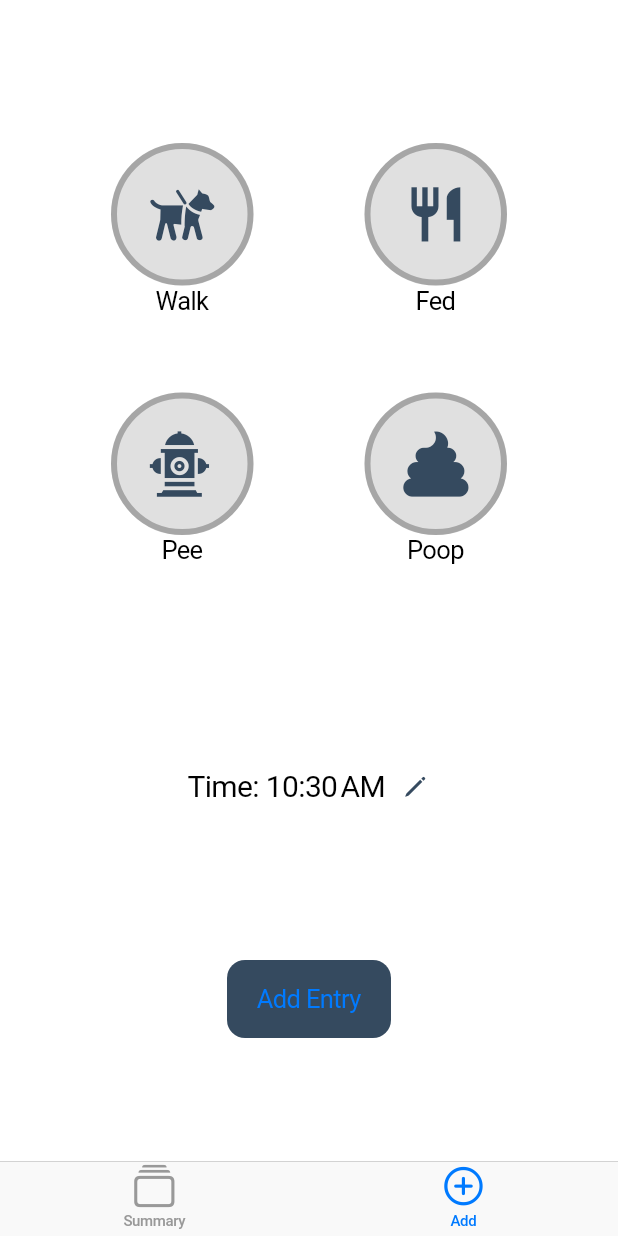
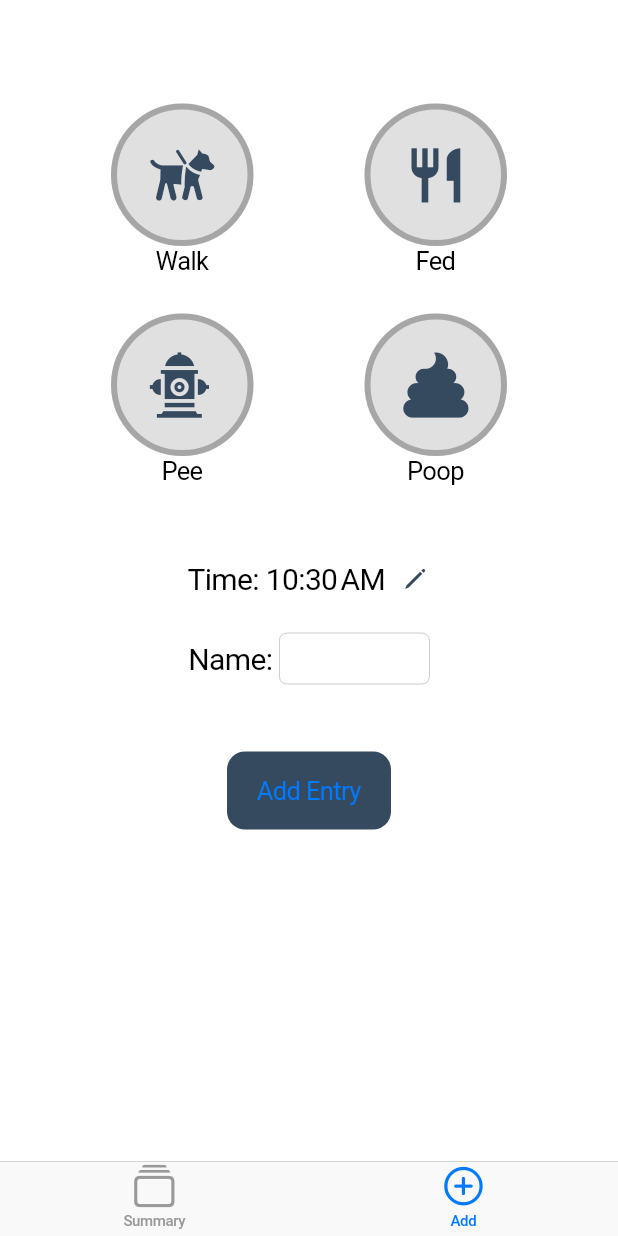
Before and after one commit to michaelpropp18/DaisyApp, a Flutter app: the screen it shows after launch, item 2 of the bottom bar chosen, on a phone screen of 412 x 824 dp. Run offline on Flutter 3.47's test engine with Material 2 defaults, Android fonts, the phone set to English and light mode, and no system bars; network calls fail.

```diff
--- a/lib/models/activities.dart
+++ b/lib/models/activities.dart
@@ -17,7 +17,7 @@ class Activities with ChangeNotifier {
     _items.sort((a, b) => b.dateTime.compareTo(a.dateTime));
   }
 
-  Future<void> addItem(String type, DateTime entryTime) async {
+  Future<void> addItem(String type, DateTime entryTime, String name) async {
     const url = 'https://daisy-app-e36d5.firebaseio.com/activities.json';
     try {
       final response = await http.post(url,
@@ -25,12 +25,14 @@ class Activities with ChangeNotifier {
             {
               'time': entryTime.toString(),
               'type': type,
+              'name': name,
             },
           ));
       final newActivity = Activity(
         id: json.decode(response.body)['name'],
         type: type,
         dateTime: entryTime,
+        name: name,
       );
       _items.insert(0, newActivity);
       sort();
@@ -71,6 +73,7 @@ class Activities with ChangeNotifier {
         id: id,
         type: value['type'],
         dateTime: DateTime.parse(value['time']),
+        name: value['name'] == null ? '' : value['name']
       ));
     });
     _items = loadedItems;
--- a/lib/models/activity.dart
+++ b/lib/models/activity.dart
@@ -4,11 +4,11 @@ class Activity {
   final String type;
   final DateTime dateTime;
   final String id;
-  String userId;
-  Color color;
+  String name;
 
   Activity(
       {@required this.id,
       @required this.type,
-      @required this.dateTime});
+      @required this.dateTime,
+      this.name = ''});
 }
--- a/lib/screens/add_screen.dart
+++ b/lib/screens/add_screen.dart
@@ -16,6 +16,8 @@ class AddScreen extends StatefulWidget {
 }
 
 class _AddScreenState extends State<AddScreen> {
+  TextEditingController _textController = TextEditingController();
+
   @override
   void initState() {
     super.initState();
@@ -83,11 +85,12 @@ class _AddScreenState extends State<AddScreen> {
           style: TextStyle(color: Colors.white),
         ),
       ),
+      child: SingleChildScrollView(
         child: Column(
+          mainAxisAlignment: MainAxisAlignment.end,
           children: <Widget>[
-          Expanded(
-            flex: 2,
-            child: Column(
+            SizedBox(height: 25,),
+            Column(
                 mainAxisAlignment: MainAxisAlignment.spaceEvenly,
                 children: <Widget>[
                   Row(
@@ -107,6 +110,7 @@ class _AddScreenState extends State<AddScreen> {
                       ),
                     ],
                   ),
+                  SizedBox(height: 25,),
                   Row(
                     mainAxisAlignment: MainAxisAlignment.spaceEvenly,
                     children: <Widget>[
@@ -125,9 +129,29 @@ class _AddScreenState extends State<AddScreen> {
                     ],
                   ),
                 ]),
+                SizedBox(height: 25,),
+            Column(
+              children: <Widget>[
+                SizedBox(
+                  height: 25,
                 ),
-          Expanded(
-            child: EditTime(entryTime, updateNewTime),
+                EditTime(entryTime, updateNewTime),
+                SizedBox(
+                  height: 25,
+                ),
+                Row(
+                  mainAxisAlignment: MainAxisAlignment.center,
+                  children: <Widget>[
+                    Text('Name: ', style: TextStyle(fontSize: 20)),
+                    Container(
+                        width: 100,
+                        child: CupertinoTextField(controller: _textController)),
+                  ],
+                ),
+              ],
+            ),
+            SizedBox(
+                  height: 25,
                 ),
             Padding(
               padding: const EdgeInsets.all(20),
@@ -139,7 +163,12 @@ class _AddScreenState extends State<AddScreen> {
                   if (itemSelected()) {
                     selectedActivities.forEach((k, v) {
                       if (v) {
-                      activities.addItem(k, entryTime);
+                        activities.addItem(
+                            k,
+                            entryTime,
+                            _textController.text == null
+                                ? ''
+                                : _textController.text);
                       }
                     });
                   }
@@ -162,8 +191,8 @@ class _AddScreenState extends State<AddScreen> {
                 },
               ),
             ),
-          SizedBox(height: 2 * kBottomNavigationBarHeight),
           ],
+        ),
       ),
     );
   }
--- a/lib/screens/summary_screen.dart
+++ b/lib/screens/summary_screen.dart
@@ -55,7 +55,7 @@ class _SummaryScreenState extends State<SummaryScreen> {
                     key: ValueKey(activities.items[index].id),
                     direction: DismissDirection.endToStart,
                     child: ActivityRow(
-                      text: activities.items[index].type,
+                      text: activities.items[index].name == '' ? activities.items[index].type : '${activities.items[index].type} (${activities.items[index].name})',
                       date: activities.items[index].dateTime,
                       isTop: index == 0,
                     ),
```
Lines whose indentation alone changed are shown as unchanged.
